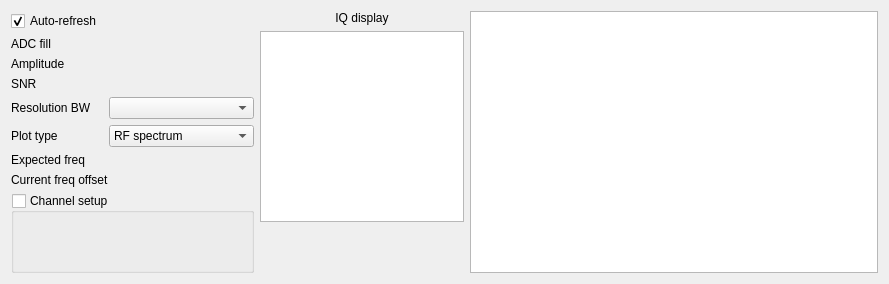
Above: digital_servo_python_gui/channel.ui from jddes/Frequency-comb-DPLL before the change. Below: the same form after it.
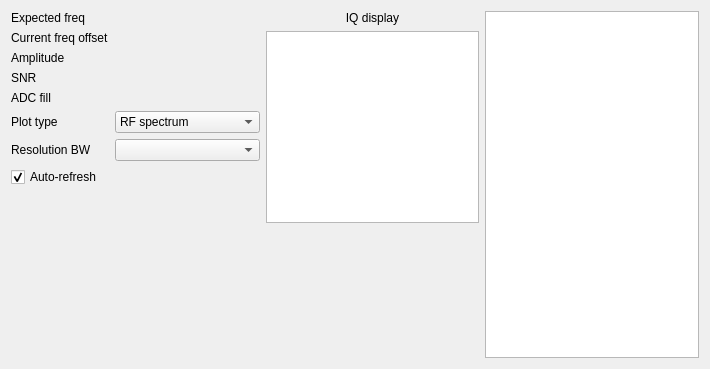
That is the form after the change. Custom widgets are drawn as their Qt base class.

What changed in the file:
```diff
--- a/digital_servo_python_gui/channel.ui
+++ b/digital_servo_python_gui/channel.ui
@@ -6,27 +6,14 @@
    <rect>
     <x>0</x>
     <y>0</y>
-    <width>889</width>
-    <height>284</height>
+    <width>710</width>
+    <height>369</height>
    </rect>
   </property>
   <property name="windowTitle">
    <string>Form</string>
   </property>
-  <layout class="QGridLayout" name="gridLayout" columnstretch="0,1,2">
-   <item row="2" column="1">
-    <spacer name="verticalSpacer">
-     <property name="orientation">
-      <enum>Qt::Vertical</enum>
-     </property>
-     <property name="sizeHint" stdset="0">
-      <size>
-       <width>20</width>
-       <height>40</height>
-      </size>
-     </property>
-    </spacer>
-   </item>
+  <layout class="QGridLayout" name="gridLayout" columnstretch="0,0,0">
    <item row="1" column="1">
     <widget class="SquarePlot" name="plot_IQ"/>
    </item>
@@ -40,44 +27,24 @@
      </property>
     </widget>
    </item>
+   <item row="2" column="1">
+    <spacer name="verticalSpacer">
+     <property name="orientation">
+      <enum>Qt::Vertical</enum>
+     </property>
+     <property name="sizeHint" stdset="0">
+      <size>
+       <width>20</width>
+       <height>40</height>
+      </size>
+     </property>
+    </spacer>
+   </item>
+   <item row="0" column="2" rowspan="3">
+    <widget class="PlotWidget" name="plot_spc"/>
+   </item>
    <item row="0" column="0" rowspan="3">
-    <layout class="QVBoxLayout" name="verticalLayout">
-     <item>
-      <layout class="QGridLayout" name="gridLayout_2">
-       <property name="horizontalSpacing">
-        <number>0</number>
-       </property>
-       <item row="7" column="1">
-        <widget class="QLabel" name="lblCurrentFreq">
-         <property name="text">
-          <string/>
-         </property>
-        </widget>
-       </item>
-       <item row="4" column="1">
-        <widget class="QComboBox" name="comboRBW"/>
-       </item>
-       <item row="6" column="1">
-        <widget class="QLabel" name="lblExpectedFreq">
-         <property name="text">
-          <string/>
-         </property>
-        </widget>
-       </item>
-       <item row="7" column="0">
-        <widget class="QLabel" name="label_10">
-         <property name="text">
-          <string>Current freq offset</string>
-         </property>
-        </widget>
-       </item>
-       <item row="6" column="0">
-        <widget class="QLabel" name="label_8">
-         <property name="text">
-          <string>Expected freq</string>
-         </property>
-        </widget>
-       </item>
+    <layout class="QGridLayout" name="gridLayout_3">
        <item row="5" column="0">
         <widget class="QLabel" name="label_3">
          <property name="text">
@@ -85,47 +52,6 @@
          </property>
         </widget>
        </item>
-       <item row="5" column="1">
-        <widget class="QComboBox" name="comboPlotType">
-         <item>
-          <property name="text">
-           <string>RF spectrum</string>
-          </property>
-         </item>
-         <item>
-          <property name="text">
-           <string>Baseband spectrum</string>
-          </property>
-         </item>
-         <item>
-          <property name="text">
-           <string>Baseband timeseries</string>
-          </property>
-         </item>
-         <item>
-          <property name="text">
-           <string>IQ timeseries</string>
-          </property>
-         </item>
-        </widget>
-       </item>
-       <item row="1" column="1">
-        <widget class="QLabel" name="lblADCFill_value">
-         <property name="autoFillBackground">
-          <bool>false</bool>
-         </property>
-         <property name="text">
-          <string/>
-         </property>
-        </widget>
-       </item>
-       <item row="4" column="0">
-        <widget class="QLabel" name="label">
-         <property name="text">
-          <string>Resolution BW</string>
-         </property>
-        </widget>
-       </item>
        <item row="2" column="0">
         <widget class="QLabel" name="lblAmplitude">
          <property name="text">
@@ -133,24 +59,14 @@
          </property>
         </widget>
        </item>
-       <item row="3" column="0">
-        <widget class="QLabel" name="lblSNR">
+     <item row="1" column="1">
+      <widget class="QLabel" name="lblCurrentFreq">
          <property name="text">
-          <string>SNR</string>
+        <string/>
          </property>
         </widget>
        </item>
-       <item row="0" column="0" colspan="2">
-        <widget class="QCheckBox" name="chkAutorefresh">
-         <property name="text">
-          <string>Auto-refresh</string>
-         </property>
-         <property name="checked">
-          <bool>true</bool>
-         </property>
-        </widget>
-       </item>
-       <item row="1" column="0">
+     <item row="4" column="0">
         <widget class="QLabel" name="lblADCFill">
          <property name="text">
           <string>ADC fill</string>
@@ -167,6 +83,23 @@
          </property>
         </widget>
        </item>
+     <item row="3" column="0">
+      <widget class="QLabel" name="lblSNR">
+       <property name="text">
+        <string>SNR</string>
+       </property>
+      </widget>
+     </item>
+     <item row="4" column="1">
+      <widget class="QLabel" name="lblADCFill_value">
+       <property name="autoFillBackground">
+        <bool>false</bool>
+       </property>
+       <property name="text">
+        <string/>
+       </property>
+      </widget>
+     </item>
        <item row="3" column="1">
         <widget class="QLabel" name="lblSNR_value">
          <property name="text">
@@ -174,24 +107,48 @@
          </property>
         </widget>
        </item>
-      </layout>
+     <item row="6" column="0">
+      <widget class="QLabel" name="label">
+       <property name="text">
+        <string>Resolution BW</string>
+       </property>
+      </widget>
      </item>
-     <item>
-      <widget class="QGroupBox" name="groupBoxSettings">
-       <property name="title">
-        <string>Channel setup</string>
+     <item row="6" column="1">
+      <widget class="QComboBox" name="comboRBW"/>
+     </item>
+     <item row="0" column="0">
+      <widget class="QLabel" name="label_8">
+       <property name="text">
+        <string>Expected freq</string>
        </property>
-       <property name="checkable">
-        <bool>true</bool>
+      </widget>
+     </item>
+     <item row="1" column="0">
+      <widget class="QLabel" name="label_10">
+       <property name="text">
+        <string>Current freq offset</string>
+       </property>
+      </widget>
+     </item>
+     <item row="0" column="1">
+      <widget class="QLabel" name="lblExpectedFreq">
+       <property name="text">
+        <string/>
+       </property>
+      </widget>
+     </item>
+     <item row="7" column="0">
+      <widget class="QCheckBox" name="chkAutorefresh">
+       <property name="text">
+        <string>Auto-refresh</string>
        </property>
        <property name="checked">
-        <bool>false</bool>
+        <bool>true</bool>
        </property>
-       <layout class="QVBoxLayout" name="verticalLayout_2">
-        <item>
-         <widget class="ChannelSettings" name="widgetSettings" native="true"/>
-        </item>
-        <item>
+      </widget>
+     </item>
+     <item row="8" column="0">
          <spacer name="verticalSpacer_2">
           <property name="orientation">
            <enum>Qt::Vertical</enum>
@@ -204,14 +161,32 @@
           </property>
          </spacer>
         </item>
-       </layout>
+     <item row="5" column="1">
+      <widget class="QComboBox" name="comboPlotType">
+       <item>
+        <property name="text">
+         <string>RF spectrum</string>
+        </property>
+       </item>
+       <item>
+        <property name="text">
+         <string>Baseband spectrum</string>
+        </property>
+       </item>
+       <item>
+        <property name="text">
+         <string>Baseband timeseries</string>
+        </property>
+       </item>
+       <item>
+        <property name="text">
+         <string>IQ timeseries</string>
+        </property>
+       </item>
       </widget>
      </item>
     </layout>
    </item>
-   <item row="0" column="2" rowspan="3">
-    <widget class="PlotWidget" name="plot_spc"/>
-   </item>
   </layout>
  </widget>
  <customwidgets>
@@ -220,12 +195,6 @@
    <extends>QGraphicsView</extends>
    <header>pyqtgraph</header>
   </customwidget>
-  <customwidget>
-   <class>ChannelSettings</class>
-   <extends>QWidget</extends>
-   <header>channel_settings</header>
-   <container>1</container>
-  </customwidget>
   <customwidget>
    <class>SquarePlot</class>
    <extends>QGraphicsView</extends>
```
Lines whose indentation alone changed are shown as unchanged.
